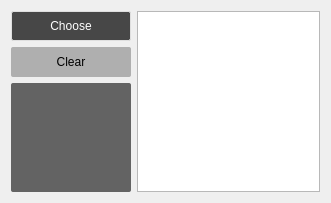
The window that src/widgets/skypresets.ui (jahshaka/Studio) describes before a commit, drawn with Qt 5.
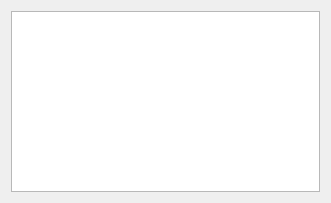
The same window after the commit.

```diff
--- a/src/widgets/skypresets.ui
+++ b/src/widgets/skypresets.ui
@@ -7,7 +7,7 @@
     <x>0</x>
     <y>0</y>
     <width>331</width>
-    <height>199</height>
+    <height>203</height>
    </rect>
   </property>
   <property name="windowTitle">
@@ -15,97 +15,6 @@
   </property>
   <layout class="QGridLayout" name="gridLayout">
    <item row="0" column="0">
-    <layout class="QVBoxLayout" name="verticalLayout">
-     <item>
-      <widget class="QPushButton" name="chooseSkyButton">
-       <property name="minimumSize">
-        <size>
-         <width>0</width>
-         <height>30</height>
-        </size>
-       </property>
-       <property name="maximumSize">
-        <size>
-         <width>16777215</width>
-         <height>30</height>
-        </size>
-       </property>
-       <property name="styleSheet">
-        <string notr="true">QPushButton
-{
-background-color: rgb(71, 71, 71);
-border-radius:2px;
-border: 1px solid  rgb(223, 223, 223);
-color: rgb(255, 255, 255);
-}
-QPushButton:hover
-{
-background-color: rgb(223, 223, 223);
-border: 2px solid  rgb(223, 223, 223);
-color: rgb(115, 115, 115);
-}
-</string>
-       </property>
-       <property name="text">
-        <string>Choose</string>
-       </property>
-      </widget>
-     </item>
-     <item>
-      <widget class="QPushButton" name="clearSkyButton">
-       <property name="sizePolicy">
-        <sizepolicy hsizetype="Minimum" vsizetype="Fixed">
-         <horstretch>0</horstretch>
-         <verstretch>30</verstretch>
-        </sizepolicy>
-       </property>
-       <property name="minimumSize">
-        <size>
-         <width>0</width>
-         <height>30</height>
-        </size>
-       </property>
-       <property name="styleSheet">
-        <string notr="true">QPushButton
-{
-background-color: rgb(175, 175, 175);
-border-style: inset;
-border-radius: 2px;
-text-decoration: none;
-color: rgb(0, 0, 0);
-}
-QPushButton:hover
-{
-background-color: rgb(235, 235, 235);
-border-style: inset;
-}
-</string>
-       </property>
-       <property name="text">
-        <string>Clear</string>
-       </property>
-      </widget>
-     </item>
-     <item>
-      <widget class="QLabel" name="skyLabel">
-       <property name="minimumSize">
-        <size>
-         <width>120</width>
-         <height>0</height>
-        </size>
-       </property>
-       <property name="styleSheet">
-        <string notr="true">background-color: rgb(99, 99, 99);
-border-radius:2px;</string>
-       </property>
-       <property name="text">
-        <string/>
-       </property>
-      </widget>
-     </item>
-    </layout>
-   </item>
-   <item row="0" column="1">
     <widget class="QListWidget" name="skyList">
      <property name="sizePolicy">
       <sizepolicy hsizetype="Expanding" vsizetype="Preferred">
```
Left out of the diff: 3 changed lines with no effect on the pictures.
